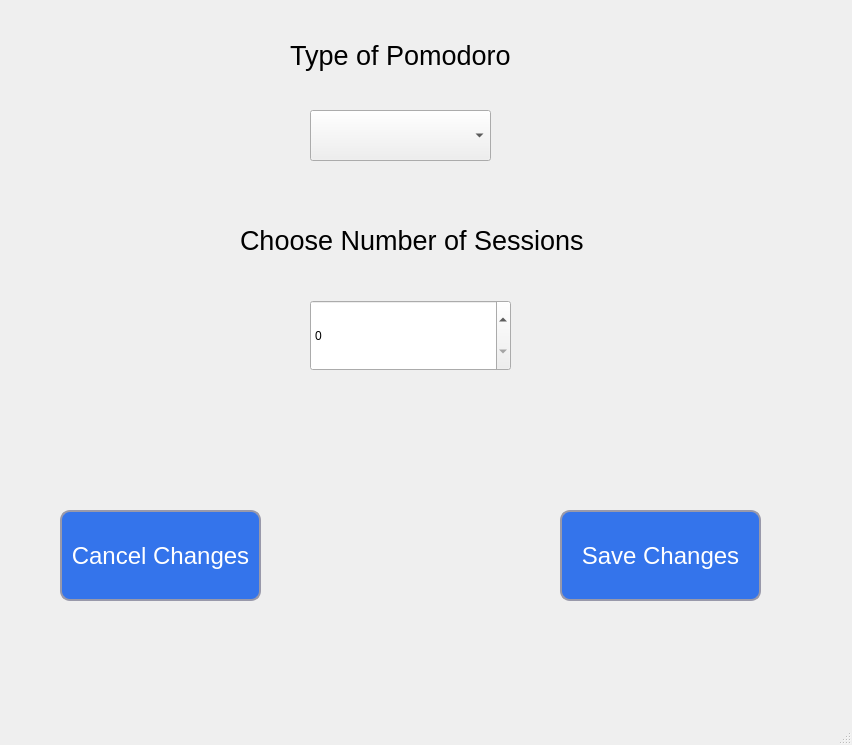
Above: Program/gui_pomodoro_settings.ui from zgjimzhubajj/Student-Assistant before the change. Below: the same form after it.
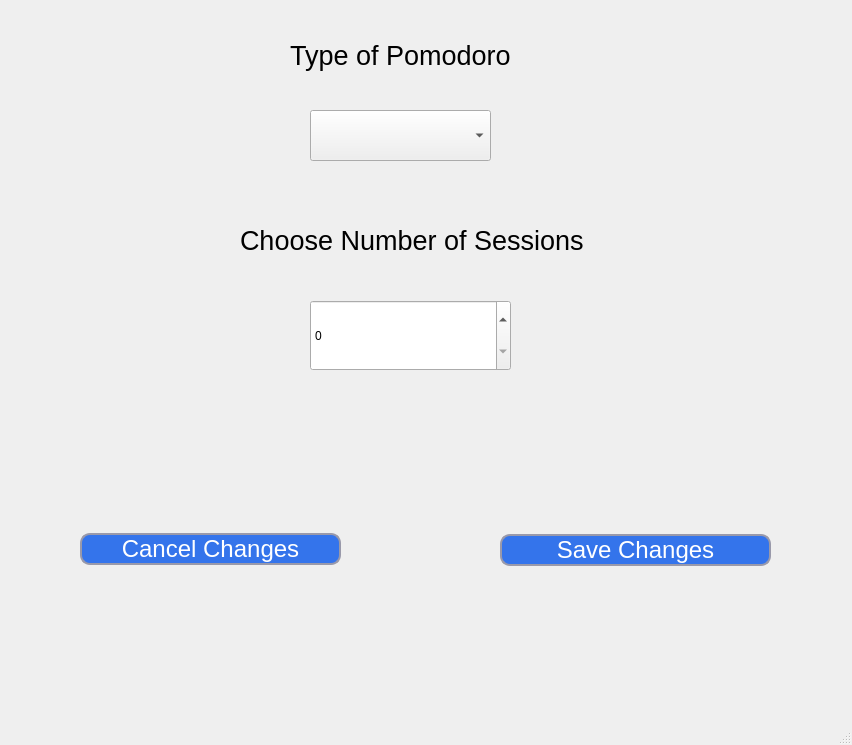
That is the form after the change.

Commit message: Made some changes on the GUI buttons overall the Application by making them responsive

Patch:
```diff
--- a/Program/gui_pomodoro_settings.ui
+++ b/Program/gui_pomodoro_settings.ui
@@ -70,110 +70,12 @@
      </rect>
     </property>
    </widget>
-   <widget class="QPushButton" name="btn_save">
-    <property name="geometry">
-     <rect>
-      <x>560</x>
-      <y>510</y>
-      <width>201</width>
-      <height>91</height>
-     </rect>
-    </property>
-    <property name="font">
-     <font>
-      <family>MS Sans Serif</family>
-      <pointsize>18</pointsize>
-     </font>
-    </property>
-    <property name="styleSheet">
-     <string notr="true">QPushButton {
-	border-style: solid;
-	border-width: 2px;
-	border-color: #9999aa;
-	border-radius: 10px;
-	color: white;
-	background-color: #3474eb
-}
-
-QPushButton:enabled {
-	background-color: #3474eb
-	color: white;
-}
-
-QPushButton:pressed {
-	background-color: #0d2f72;
-	color: #fffffe;
-}
-
-QPushButton:hover:!pressed {
-	background-color: E1F4FF;
-	color: 0c2f70;
-}
-
-QPushButton:disabled {
-	background-color: #aaaaaa;
-	color: #ffffff;
-}</string>
-    </property>
-    <property name="text">
-     <string>Save Changes</string>
-    </property>
-   </widget>
-   <widget class="QPushButton" name="btn_cancel">
-    <property name="geometry">
-     <rect>
-      <x>60</x>
-      <y>510</y>
-      <width>201</width>
-      <height>91</height>
-     </rect>
-    </property>
-    <property name="font">
-     <font>
-      <family>MS Sans Serif</family>
-      <pointsize>18</pointsize>
-     </font>
-    </property>
-    <property name="styleSheet">
-     <string notr="true">QPushButton {
-	border-style: solid;
-	border-width: 2px;
-	border-color: #9999aa;
-	border-radius: 10px;
-	color: white;
-	background-color: #3474eb
-}
-
-QPushButton:enabled {
-	background-color: #3474eb
-	color: white;
-}
-
-QPushButton:pressed {
-	background-color: #0d2f72;
-	color: #fffffe;
-}
-
-QPushButton:hover:!pressed {
-	background-color: E1F4FF;
-	color: 0c2f70;
-}
-
-QPushButton:disabled {
-	background-color: #aaaaaa;
-	color: #ffffff;
-}</string>
-    </property>
-    <property name="text">
-     <string>Cancel Changes</string>
-    </property>
-   </widget>
    <widget class="QLabel" name="lbl_wrong_inputs">
     <property name="geometry">
      <rect>
-      <x>380</x>
-      <y>512</y>
-      <width>371</width>
+      <x>210</x>
+      <y>650</y>
+      <width>611</width>
       <height>21</height>
      </rect>
     </property>
@@ -186,6 +88,116 @@
      <string/>
     </property>
    </widget>
+   <widget class="QWidget" name="verticalLayoutWidget">
+    <property name="geometry">
+     <rect>
+      <x>80</x>
+      <y>499</y>
+      <width>261</width>
+      <height>101</height>
+     </rect>
+    </property>
+    <layout class="QVBoxLayout" name="verticalLayout">
+     <item>
+      <widget class="QPushButton" name="btn_cancel">
+       <property name="font">
+        <font>
+         <family>MS Sans Serif</family>
+         <pointsize>18</pointsize>
+        </font>
+       </property>
+       <property name="styleSheet">
+        <string notr="true">QPushButton {
+	border-style: solid;
+	border-width: 2px;
+	border-color: #9999aa;
+	border-radius: 10px;
+	color: white;
+	background-color: #3474eb
+}
+
+QPushButton:enabled {
+	background-color: #3474eb
+	color: white;
+}
+
+QPushButton:pressed {
+	background-color: #0d2f72;
+	color: #fffffe;
+}
+
+QPushButton:hover:!pressed {
+	background-color: E1F4FF;
+	color: 0c2f70;
+}
+
+QPushButton:disabled {
+	background-color: #aaaaaa;
+	color: #ffffff;
+}</string>
+       </property>
+       <property name="text">
+        <string>Cancel Changes</string>
+       </property>
+      </widget>
+     </item>
+    </layout>
+   </widget>
+   <widget class="QWidget" name="verticalLayoutWidget_2">
+    <property name="geometry">
+     <rect>
+      <x>500</x>
+      <y>500</y>
+      <width>271</width>
+      <height>101</height>
+     </rect>
+    </property>
+    <layout class="QVBoxLayout" name="verticalLayout_2">
+     <item>
+      <widget class="QPushButton" name="btn_save">
+       <property name="font">
+        <font>
+         <family>MS Sans Serif</family>
+         <pointsize>18</pointsize>
+        </font>
+       </property>
+       <property name="styleSheet">
+        <string notr="true">QPushButton {
+	border-style: solid;
+	border-width: 2px;
+	border-color: #9999aa;
+	border-radius: 10px;
+	color: white;
+	background-color: #3474eb
+}
+
+QPushButton:enabled {
+	background-color: #3474eb
+	color: white;
+}
+
+QPushButton:pressed {
+	background-color: #0d2f72;
+	color: #fffffe;
+}
+
+QPushButton:hover:!pressed {
+	background-color: E1F4FF;
+	color: 0c2f70;
+}
+
+QPushButton:disabled {
+	background-color: #aaaaaa;
+	color: #ffffff;
+}</string>
+       </property>
+       <property name="text">
+        <string>Save Changes</string>
+       </property>
+      </widget>
+     </item>
+    </layout>
+   </widget>
   </widget>
   <widget class="QMenuBar" name="menubar">
    <property name="geometry">
```
The commit also changes 17 other files.
